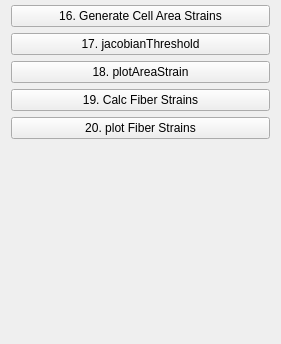
First picture: the form in CemrgApp/Plugins/kcl.cemrgapp.atrialstrainmotion/src/internal/AtrialStrainMotionViewControls.ui, repository OpenHeartDevelopers/CemrgApp, before the edit; both pictures show x 0 to 281 and y 446 to 790 of the 281 by 790 pixel window.
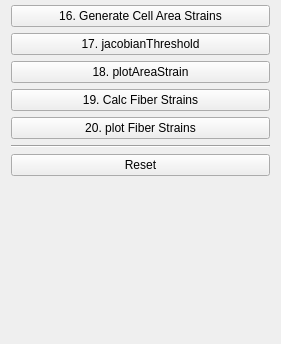
Second picture: the form after the edit.

Commit message: feat: add a Reset button to the atrial strain motion panel

Patch:
```diff
--- a/CemrgApp/Plugins/kcl.cemrgapp.atrialstrainmotion/src/internal/AtrialStrainMotionViewControls.ui
+++ b/CemrgApp/Plugins/kcl.cemrgapp.atrialstrainmotion/src/internal/AtrialStrainMotionViewControls.ui
@@ -170,6 +170,20 @@
      </property>
     </widget>
    </item>
+   <item>
+    <widget class="Line" name="line_1">
+     <property name="orientation">
+      <enum>Qt::Horizontal</enum>
+     </property>
+    </widget>
+   </item>
+   <item>
+    <widget class="QPushButton" name="button_reset">
+     <property name="text">
+      <string>Reset</string>
+     </property>
+    </widget>
+   </item>
    <item>
     <spacer name="spacer1">
      <property name="orientation">
```
The commit also changes 4 other files.
